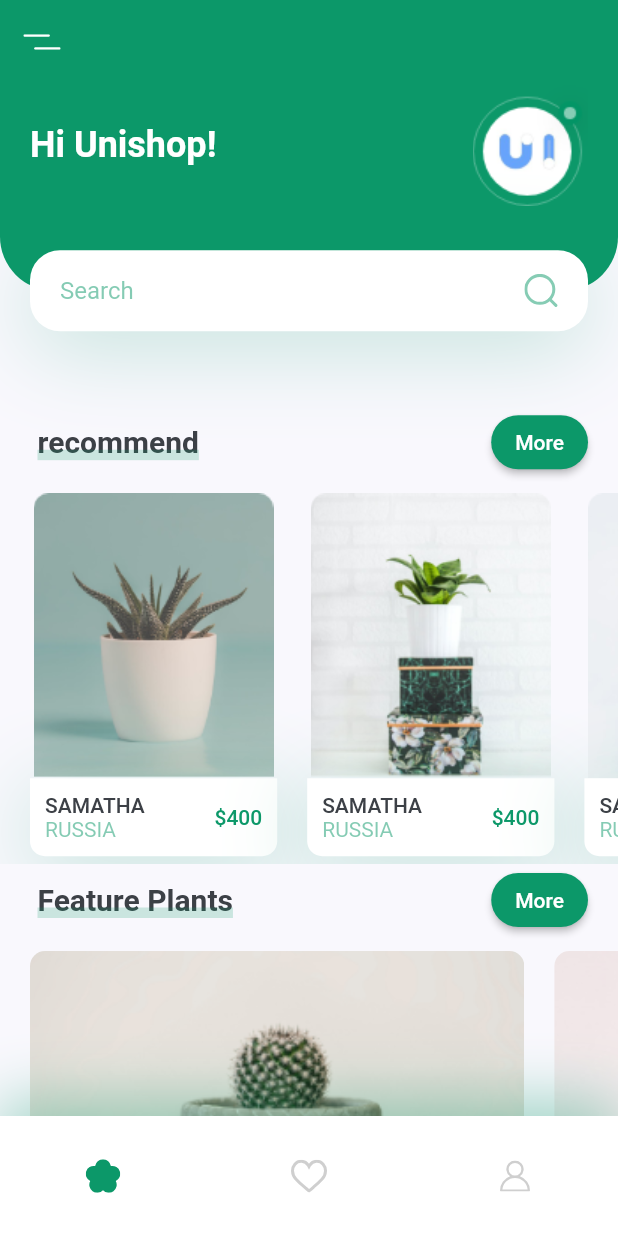
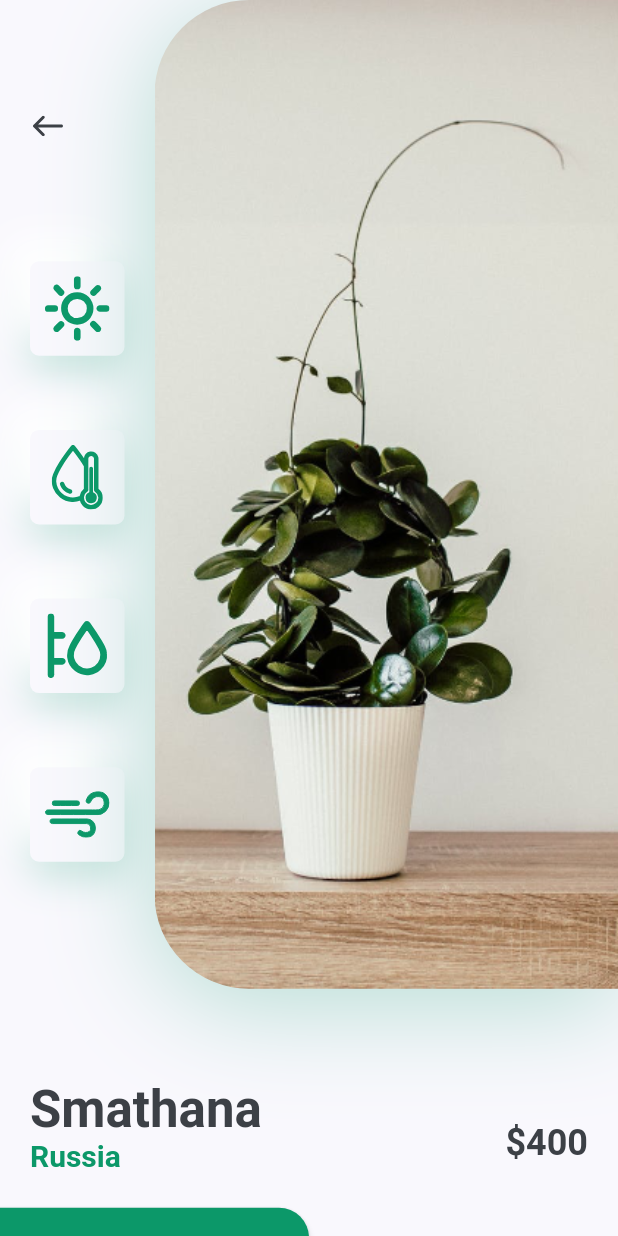
Before and after one commit to baosphoa0403/Welcome-Login-Signup-Page---Flutter-UI---Speed-Code, a Flutter app: the screen it shows after launch, after a tap on an icon or button, on a phone screen of 412 x 824 dp. Run offline on Flutter 3.47's test engine with Material 2 defaults, Android fonts, the light colour scheme and no system bars; our stand-ins replace flutter_svg.

Commit message:
done detail page

```diff
--- /dev/null
+++ b/plant_app/lib/screen/detail/components/body.dart
@@ -0,0 +1,41 @@
+import 'package:flutter/material.dart';
+import 'package:plant_app/constants.dart';
+import 'package:plant_app/screen/detail/components/image_and_icons.dart';
+import 'package:plant_app/screen/detail/components/title_and_price.dart';
+
+class Body extends StatelessWidget {
+  const Body({Key? key}) : super(key: key);
+
+  @override
+  Widget build(BuildContext context) {
+    Size size = MediaQuery.of(context).size;
+    return SingleChildScrollView(
+      child: Column(
+        children: <Widget>[
+          ImageAndIcons(size: size),
+          const TitleAndPrice(
+            country: "Russia",
+            price: 400,
+            title: "Smathana",
+          ),
+          Row(
+            children: <Widget>[
+              SizedBox(
+                width: size.width / 2,
+                height: 84,
+                child: ElevatedButton(
+                    onPressed: () {},
+                    style: ElevatedButton.styleFrom(
+                        primary: kPrimaryColor,
+                        shape: const RoundedRectangleBorder(
+                            borderRadius: BorderRadius.only(
+                                topRight: Radius.circular(20)))),
+                    child: const Text("Buy Now")),
+              )
+            ],
+          )
+        ],
+      ),
+    );
+  }
+}
--- /dev/null
+++ b/plant_app/lib/screen/detail/components/icon_card.dart
@@ -0,0 +1,33 @@
+import 'package:flutter/material.dart';
+import 'package:flutter_svg/svg.dart';
+import 'package:plant_app/constants.dart';
+
+class IconCard extends StatelessWidget {
+  const IconCard({
+    Key? key,
+    required this.icon,
+  }) : super(key: key);
+  final String icon;
+  @override
+  Widget build(BuildContext context) {
+    Size size = MediaQuery.of(context).size;
+    return Container(
+      height: 63,
+      width: 63,
+      margin: EdgeInsets.symmetric(vertical: size.height * 0.03),
+      padding: const EdgeInsets.all(kDefaultPadding / 2),
+      decoration: BoxDecoration(
+          color: kBackgroundColor,
+          borderRadius: BorderRadius.circular(6),
+          boxShadow: [
+            BoxShadow(
+                offset: const Offset(0, 10),
+                color: kPrimaryColor.withOpacity(0.22),
+                blurRadius: 22),
+            const BoxShadow(
+                offset: Offset(-15, -15), color: Colors.white, blurRadius: 20)
+          ]),
+      child: SvgPicture.asset(icon),
+    );
+  }
+}
--- /dev/null
+++ b/plant_app/lib/screen/detail/components/image_and_icons.dart
@@ -0,0 +1,78 @@
+import 'package:flutter/material.dart';
+import 'package:flutter_svg/svg.dart';
+import 'package:plant_app/constants.dart';
+import 'package:plant_app/screen/detail/components/icon_card.dart';
+
+class ImageAndIcons extends StatelessWidget {
+  const ImageAndIcons({
+    Key? key,
+    required this.size,
+  }) : super(key: key);
+
+  final Size size;
+
+  @override
+  Widget build(BuildContext context) {
+    return Padding(
+      padding: const EdgeInsets.only(bottom: kDefaultPadding * 3),
+      child: SizedBox(
+        height: size.height * 0.8,
+        child: Row(
+          children: <Widget>[
+            Expanded(
+                child: Padding(
+              padding:
+                  const EdgeInsets.symmetric(vertical: kDefaultPadding * 3),
+              child: Column(
+                children: <Widget>[
+                  Align(
+                    alignment: Alignment.topLeft,
+                    child: IconButton(
+                        padding: const EdgeInsets.symmetric(
+                            horizontal: kDefaultPadding),
+                        onPressed: () {
+                          Navigator.pop(context);
+                        },
+                        icon: SvgPicture.asset("assets/icons/back_arrow.svg")),
+                  ),
+                  const Spacer(),
+                  const IconCard(
+                    icon: "assets/icons/sun.svg",
+                  ),
+                  const IconCard(
+                    icon: "assets/icons/icon_2.svg",
+                  ),
+                  const IconCard(
+                    icon: "assets/icons/icon_3.svg",
+                  ),
+                  const IconCard(
+                    icon: "assets/icons/icon_4.svg",
+                  )
+                ],
+              ),
+            )),
+            Container(
+              height: size.height * 0.8,
+              width: size.width * 0.75,
+              decoration: BoxDecoration(
+                  borderRadius: const BorderRadius.only(
+                      bottomLeft: Radius.circular(63),
+                      topLeft: Radius.circular(63)),
+                  boxShadow: [
+                    BoxShadow(
+                        offset: const Offset(0, 10),
+                        blurRadius: 60,
+                        color: kPrimaryColor.withOpacity(0.29))
+                  ],
+                  image: const DecorationImage(
+                    alignment: Alignment.centerLeft,
+                    image: AssetImage("assets/images/img.png"),
+                    fit: BoxFit.cover,
+                  )),
+            )
+          ],
+        ),
+      ),
+    );
+  }
+}
--- /dev/null
+++ b/plant_app/lib/screen/detail/components/title_and_price.dart
@@ -0,0 +1,48 @@
+import 'package:flutter/material.dart';
+import 'package:plant_app/constants.dart';
+
+class TitleAndPrice extends StatelessWidget {
+  const TitleAndPrice({
+    Key? key,
+    required this.country,
+    required this.title,
+    required this.price,
+  }) : super(key: key);
+  final String country, title;
+  final int price;
+  @override
+  Widget build(BuildContext context) {
+    return Padding(
+      padding: const EdgeInsets.symmetric(horizontal: kDefaultPadding),
+      child: Row(
+        children: <Widget>[
+          RichText(
+              text: TextSpan(children: [
+            TextSpan(
+              text: "$title\n",
+              style: Theme.of(context)
+                  .textTheme
+                  .headline4!
+                  .copyWith(color: kTextColor, fontWeight: FontWeight.bold),
+            ),
+            TextSpan(
+              text: "$country\n",
+              style: const TextStyle(
+                  fontSize: 20,
+                  color: kPrimaryColor,
+                  fontWeight: FontWeight.bold),
+            ),
+          ])),
+          const Spacer(),
+          Text(
+            "\$$price",
+            style: Theme.of(context)
+                .textTheme
+                .headline5!
+                .copyWith(color: kTextColor, fontWeight: FontWeight.bold),
+          )
+        ],
+      ),
+    );
+  }
+}
--- /dev/null
+++ b/plant_app/lib/screen/detail/detail_screen.dart
@@ -0,0 +1,13 @@
+import 'package:flutter/material.dart';
+import 'package:plant_app/screen/detail/components/body.dart';
+
+class DetailScreen extends StatelessWidget {
+  const DetailScreen({Key? key}) : super(key: key);
+
+  @override
+  Widget build(BuildContext context) {
+    return const Scaffold(
+      body: Body(),
+    );
+  }
+}
--- a/plant_app/lib/screen/home/components/recommend_plants.dart
+++ b/plant_app/lib/screen/home/components/recommend_plants.dart
@@ -1,5 +1,6 @@
 import 'package:flutter/material.dart';
 import 'package:plant_app/constants.dart';
+import 'package:plant_app/screen/detail/detail_screen.dart';
 
 class RecommendPlants extends StatelessWidget {
   const RecommendPlants({
@@ -15,7 +16,13 @@
           RecommendPlantCard(
             country: "Russia",
             img: "assets/images/image_1.png",
-            press: () {},
+            press: () {
+              Navigator.push(
+                  context,
+                  MaterialPageRoute(
+                    builder: (context) => const DetailScreen(),
+                  ));
+            },
             price: 400,
             title: "Samatha",
           ),
```
